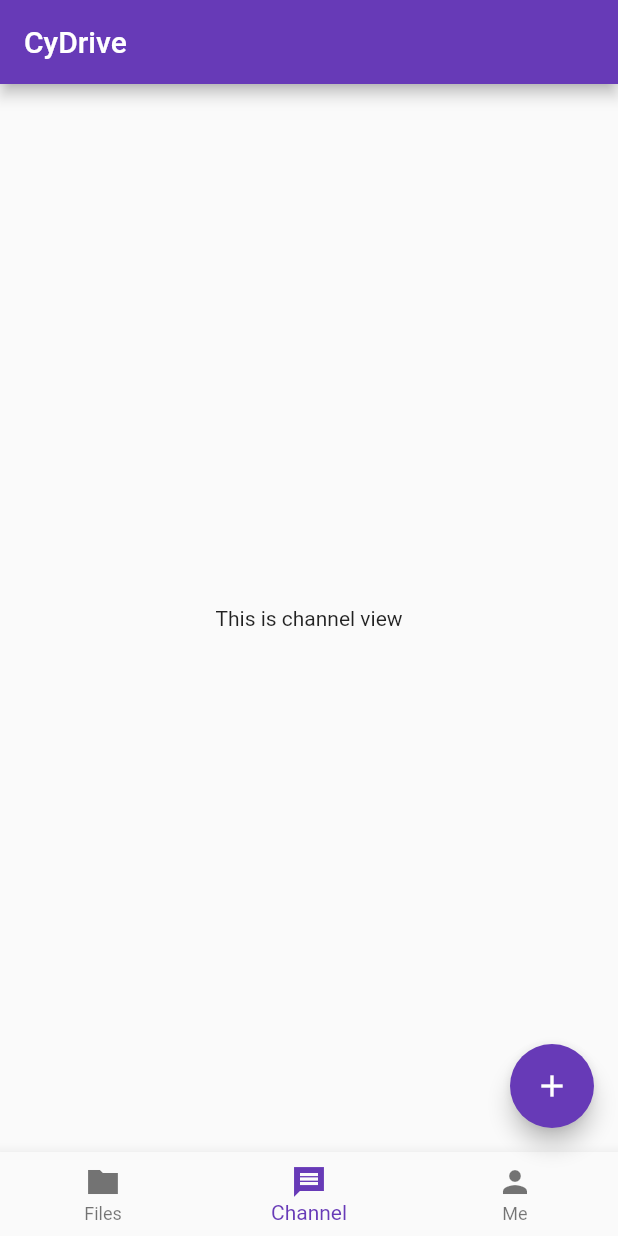
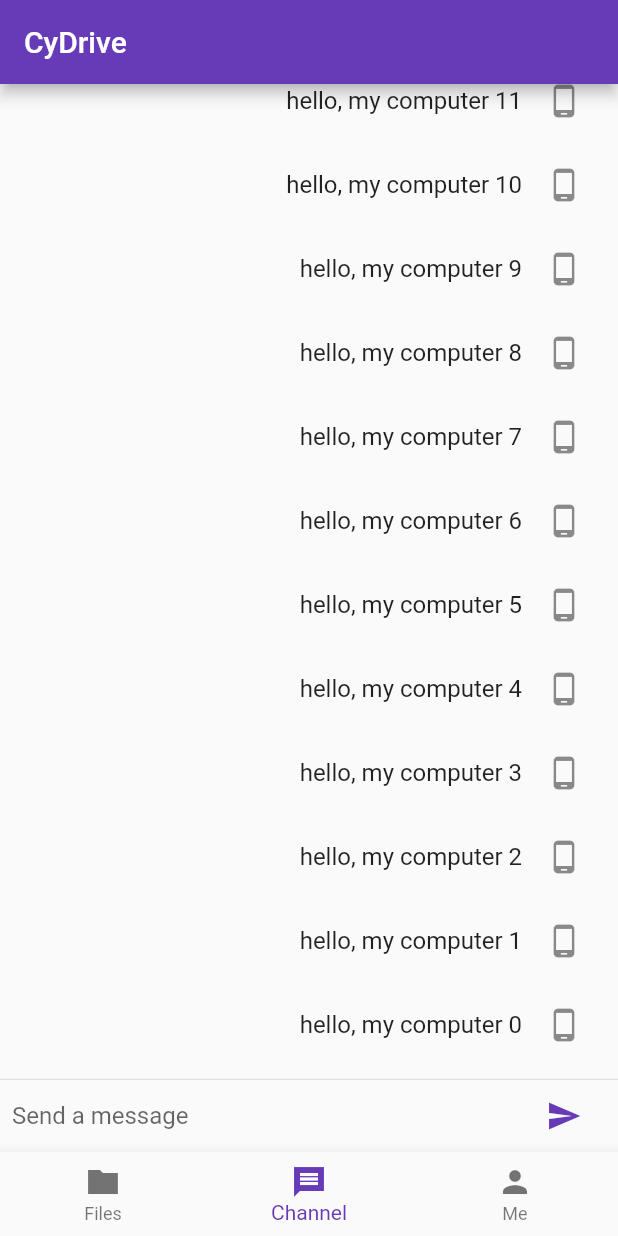
Before and after one commit to CyDrive/CyDrive, a Flutter app: the screen it shows after launch, item 2 of the bottom bar chosen, on a phone screen of 412 x 824 dp. Run offline on Flutter 3.47's test engine with Material 2 defaults, Android fonts, the phone set to English and light mode, and no system bars; statements that could not run were skipped.

Commit message:
modify folder_view and channel_view

```diff
--- a/lib/main.dart
+++ b/lib/main.dart
@@ -1,4 +1,5 @@
 import 'package:flutter/material.dart';
+import 'client/client.dart';
 import 'views/folder_view.dart';
 import 'views/channel_view.dart';
 import 'views/me_view.dart';
@@ -8,7 +9,8 @@ void main() {
 }
 
 class MyApp extends StatelessWidget {
-  // This widget is the root of your application.
+  CyDriveClient _client;
+
   @override
   Widget build(BuildContext context) {
     return MaterialApp(
@@ -25,7 +27,7 @@ class MyApp extends StatelessWidget {
         // is not restarted.
         primarySwatch: Colors.deepPurple,
       ),
-      home: MyHomePage(title: 'CyDrive'),
+      home: MyHomePage(key: Key('home'), title: 'CyDrive'),
     );
   }
 }
@@ -94,11 +96,11 @@ class _MyHomePageState extends State<MyHomePage> {
         currentIndex: _selectedIndex,
         onTap: _onItemTapped,
       ),
-      floatingActionButton: FloatingActionButton(
-        onPressed: _uploadFile,
-        tooltip: 'Upload File',
-        child: Icon(Icons.add),
-      ), // This trailing comma makes auto-formatting nicer for build methods.
+      // floatingActionButton: FloatingActionButton(
+      //   onPressed: _uploadFile,
+      //   tooltip: 'Upload File',
+      //   child: Icon(Icons.add),
+      // ),
     );
   }
 }
--- /dev/null
+++ b/lib/models/message.dart
@@ -0,0 +1,16 @@
+import 'dart:typed_data';
+
+enum MessageType {
+  Text,
+  Image,
+  Video,
+  File,
+}
+
+class Message {
+  Type type;
+  String content;
+  DateTime createdAt;
+  String sender;
+  String receiver;
+}
--- a/lib/views/channel_view.dart
+++ b/lib/views/channel_view.dart
@@ -1,3 +1,6 @@
+import 'dart:math';
+
+import 'package:cydrive/models/message.dart';
 import 'package:flutter/material.dart';
 
 class ChannelView extends StatefulWidget {
@@ -6,11 +9,79 @@ class ChannelView extends StatefulWidget {
 }
 
 class _ChannelViewState extends State<ChannelView> {
+  final messages = <Message>[];
+  final _textEditingController = TextEditingController();
+
+  _handleSubmitted(String text) {}
+
   @override
   Widget build(BuildContext context) {
-    return Container(
-      alignment: Alignment.center,
-      child: Text('This is channel view'),
+    for (var i = 0; i < 100; i++) {
+      messages.add(Message());
+
+      if (Random().nextBool()) {
+        messages.last.content = 'hello, my computer ' + i.toString();
+        messages.last.sender = 'phone';
+      } else {
+        messages.last.content = 'hello, my phone ' + i.toString();
+        messages.last.sender = 'computer';
+      }
+    }
+
+    return Column(
+      children: [
+        Flexible(
+            child: ListView.builder(
+                padding: EdgeInsets.all(8.0),
+                reverse: true,
+                itemCount: messages.length,
+                itemBuilder: _buildMessageItem)),
+        Divider(height: 1.0),
+        _buildTextComposer(),
+      ],
     );
   }
+
+  Widget _buildMessageItem(BuildContext context, int index) {
+    var message = messages[index];
+    if (message.sender == 'phone') {
+      return ListTile(
+        title: Text(
+          message.content,
+          textAlign: TextAlign.right,
+        ),
+        trailing: Icon(Icons.phone_android),
+      );
+    } else {
+      return ListTile(
+        leading: Icon(Icons.computer_sharp),
+        title: Text(message.content),
+      );
+    }
+  }
+
+  Widget _buildTextComposer() {
+    return IconTheme(
+        data: IconThemeData(color: Theme.of(context).accentColor), //
+        child: Container(
+          margin: const EdgeInsets.symmetric(horizontal: 8.0),
+          child: Row(children: <Widget>[
+            Flexible(
+              child: TextField(
+                controller: _textEditingController,
+                onSubmitted: _handleSubmitted,
+                decoration:
+                    InputDecoration.collapsed(hintText: "Send a message"),
+              ),
+            ),
+            Container(
+              margin: EdgeInsets.symmetric(horizontal: 4.0),
+              child: IconButton(
+                  icon: Icon(Icons.send),
+                  onPressed: () =>
+                      _handleSubmitted(_textEditingController.text)),
+            ),
+          ]),
+        ));
+  }
 }
--- a/lib/views/me_view.dart
+++ b/lib/views/me_view.dart
@@ -8,9 +8,6 @@ class MeView extends StatefulWidget {
 class _MeViewState extends State<MeView> {
   @override
   Widget build(BuildContext context) {
-    return Container(
-      alignment: Alignment.center,
-      child: Text('This is me view'),
-    );
+    return Text('hello');
   }
 }
```
Also changed, not shown: lib/client/client.dart (+5 -7 lines), lib/views/folder_view.dart (+31 -8 lines).
